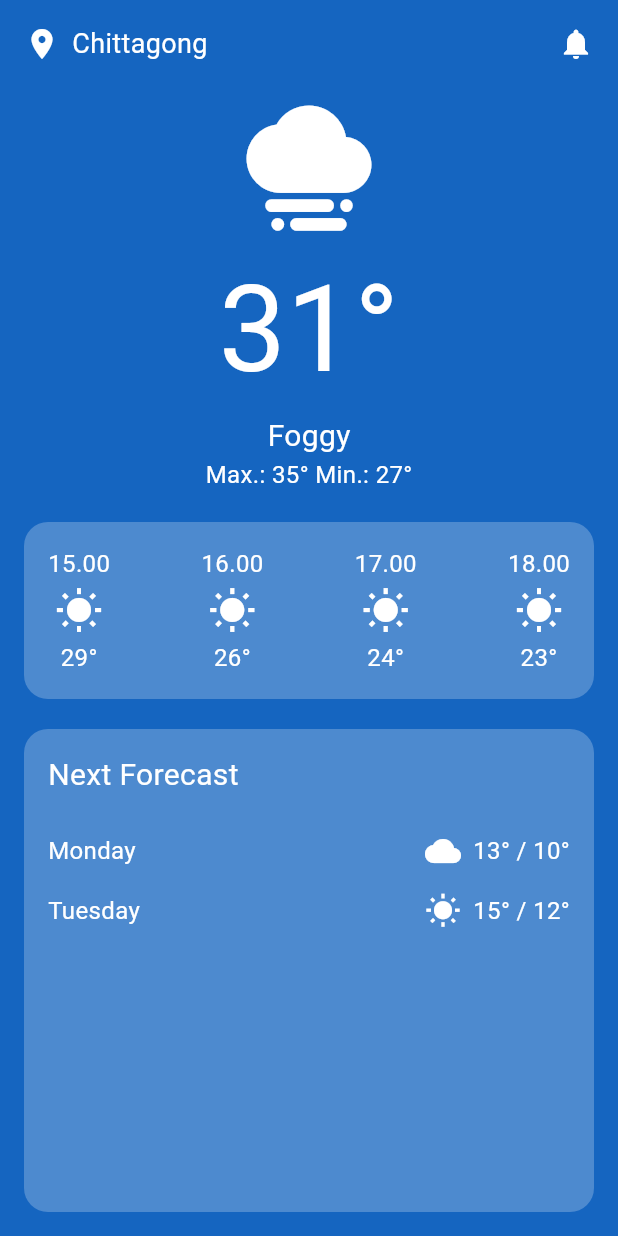
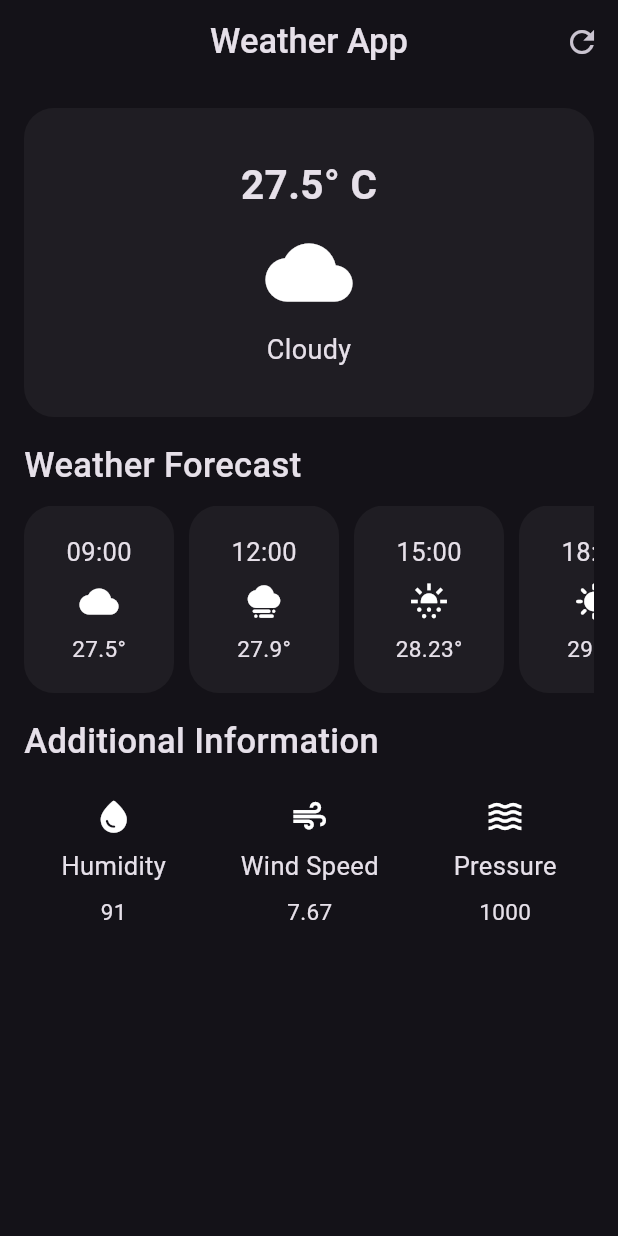
Before and after one commit to DevNadimm/Weather-App, a Flutter app: the screen it shows after launch, on a phone screen of 412 x 824 dp. Run offline on Flutter 3.47's test engine with Material 3 defaults, Android fonts, the phone set to English and light mode, and no system bars.

Commit message:
Ui complete

```diff
--- a/lib/main.dart
+++ b/lib/main.dart
@@ -10,9 +10,10 @@ class MyApp extends StatelessWidget {
 
   @override
   Widget build(BuildContext context) {
-    return const MaterialApp(
+    return MaterialApp(
       debugShowCheckedModeBanner: false,
-      home: WeatherScreen(),
+      home: const WeatherScreen(),
+      theme: ThemeData.dark(),
     );
   }
 }
--- a/lib/weather_screen.dart
+++ b/lib/weather_screen.dart
@@ -1,189 +1,124 @@
-import 'package:flutter/foundation.dart';
 import 'package:flutter/material.dart';
-import 'package:http/http.dart' as http;
+import 'package:weather_app/widgets/additional_info_container.dart';
+import 'package:weather_app/widgets/main_container.dart';
+import 'package:weather_app/widgets/weather_forecast_container.dart';
 
-class WeatherScreen extends StatefulWidget {
+class WeatherScreen extends StatelessWidget {
   const WeatherScreen({super.key});
-
-  @override
-  State<WeatherScreen> createState() => _WeatherScreenState();
-}
-
-class _WeatherScreenState extends State<WeatherScreen> {
-
-  @override
-  void initState() {
-    super.initState();
-    getCurrentWeather();
-  }
-
-  Future getCurrentWeather () async {
-    String cityName = 'Chittagong';
-    final res = await http.get(
-      Uri.parse('https://api.openweathermap.org/data/2.5/weather?q=$cityName&APPID=073e067ecb7de3ac02d3614cca930816'),
-    );
-    if (kDebugMode) {
-      print(res.body);
-    }
-  }
 
   @override
   Widget build(BuildContext context) {
     return Scaffold(
-      backgroundColor: Colors.blue[800],
-      body: SafeArea(
-        child: Padding(
-          padding: const EdgeInsets.all(16.0),
-          child: Column(
-            crossAxisAlignment: CrossAxisAlignment.start,
-            children: [
-              _buildHeader('Chittagong'),
-              const SizedBox(height: 20),
-              _buildTemperatureInfo(Icons.foggy, '31°', 'Foggy', '35°', '27°'),
-              const SizedBox(height: 20),
-              _buildTodayWeather(),
-              const SizedBox(height: 20),
-              _buildNextForecast(),
-            ],
-          ),
+      appBar: AppBar(
+        title: const Text(
+          'Weather App',
+          style: TextStyle(fontSize: 23, fontWeight: FontWeight.w500),
         ),
-      ),
-    );
-  }
-
-  Widget _buildHeader(String location) {
-    return Row(
-      mainAxisAlignment: MainAxisAlignment.spaceBetween,
-      children: [
-        Row(
-          children: [
-            const Icon(Icons.location_on, color: Colors.white),
-            const SizedBox(width: 8),
-            Text(
-              location,
-              style: const TextStyle(color: Colors.white, fontSize: 18),
-            ),
-          ],
-        ),
-        const Icon(Icons.notifications, color: Colors.white),
-      ],
-    );
-  }
-
-  Widget _buildTemperatureInfo(IconData icon, String temp, String weather,
-      String maxTemp, String minTemp) {
-    return Center(
-      child: Column(
-        children: [
-          Icon(icon, color: Colors.white, size: 100),
-          Text(
-            temp,
-            style: const TextStyle(
-              color: Colors.white,
-              fontSize: 80,
-              fontWeight: FontWeight.w400,
-            ),
-          ),
-          Text(
-            weather,
-            style: const TextStyle(color: Colors.white, fontSize: 20),
-          ),
-          Text(
-            'Max.: $maxTemp Min.: $minTemp',
-            style: const TextStyle(color: Colors.white, fontSize: 16),
-          ),
+        centerTitle: true,
+        actions: [
+          IconButton(
+            onPressed: () {},
+            icon: const Icon(Icons.refresh),
+          )
         ],
       ),
-    );
-  }
-
-  Widget _buildTodayWeather() {
-    return Container(
-      padding: const EdgeInsets.all(16),
-      decoration: BoxDecoration(
-        color: Colors.white24,
-        borderRadius: BorderRadius.circular(16),
-      ),
-      child: Row(
-        mainAxisAlignment: MainAxisAlignment.spaceBetween,
-        children: [
-          _buildWeatherInfo('15.00', '29°'),
-          _buildWeatherInfo('16.00', '26°'),
-          _buildWeatherInfo('17.00', '24°', isCurrent: true),
-          _buildWeatherInfo('18.00', '23°'),
-        ],
-      ),
-    );
-  }
-
-  Widget _buildWeatherInfo(String time, String temperature,
-      {bool isCurrent = false}) {
-    return Column(
-      children: [
-        Text(
-          time,
-          style: const TextStyle(color: Colors.white, fontSize: 16),
-        ),
-        const SizedBox(height: 4),
-        Icon(Icons.wb_sunny,
-            color: isCurrent ? Colors.white : Colors.white, size: 32),
-        const SizedBox(height: 4),
-        Text(
-          temperature,
-          style: const TextStyle(color: Colors.white, fontSize: 16),
-        ),
-      ],
-    );
-  }
-
-  Widget _buildNextForecast() {
-    return Expanded(
-      child: Container(
-        padding: const EdgeInsets.all(16),
-        decoration: BoxDecoration(
-          color: Colors.white24,
-          borderRadius: BorderRadius.circular(16),
-        ),
+      body: const Padding(
+        padding: EdgeInsets.all(16),
         child: Column(
           crossAxisAlignment: CrossAxisAlignment.start,
           children: [
-            const Text(
-              'Next Forecast',
-              style: TextStyle(color: Colors.white, fontSize: 20),
+            MainContainer(
+              icon: Icons.cloud,
+              label: 'Cloudy',
+              temp: '27.5° C',
             ),
-            const SizedBox(height: 16),
-            _buildForecastItem('Monday', '13°', '10°', Icons.wb_cloudy),
-            _buildForecastItem('Tuesday', '15°', '12°', Icons.wb_sunny),
-            // Add more forecast items here
+            SizedBox(
+              height: 16,
+            ),
+            Text(
+              'Weather Forecast',
+              style: TextStyle(fontSize: 23, fontWeight: FontWeight.w500),
+            ),
+            SizedBox(
+              height: 10,
+            ),
+            SingleChildScrollView(
+              scrollDirection: Axis.horizontal,
+              child: Row(
+                children: [
+                  WeatherForecastContainer(
+                    icon: Icons.cloud,
+                    time: '09:00',
+                    temp: '27.5°',
+                  ),
+                  SizedBox(
+                    width: 10,
+                  ),
+                  WeatherForecastContainer(
+                    icon: Icons.foggy,
+                    time: '12:00',
+                    temp: '27.9°',
+                  ),
+                  SizedBox(
+                    width: 10,
+                  ),
+                  WeatherForecastContainer(
+                    icon: Icons.sunny_snowing,
+                    time: '15:00',
+                    temp: '28.23°',
+                  ),
+                  SizedBox(
+                    width: 10,
+                  ),
+                  WeatherForecastContainer(
+                    icon: Icons.sunny,
+                    time: '18:00',
+                    temp: '29.1°',
+                  ),
+                  SizedBox(
+                    width: 10,
+                  ),
+                  WeatherForecastContainer(
+                    icon: Icons.cloud,
+                    time: '21:00',
+                    temp: '28.6°',
+                  )
+                ],
+              ),
+            ),
+            SizedBox(
+              height: 16,
+            ),
+            Text(
+              'Additional Information',
+              style: TextStyle(fontSize: 23, fontWeight: FontWeight.w500),
+            ),
+            SizedBox(
+              height: 10,
+            ),
+            Row(
+              mainAxisAlignment: MainAxisAlignment.spaceAround,
+              children: [
+                AdditionalInfoContainer(
+                  icon: Icons.water_drop_rounded,
+                  label: 'Humidity',
+                  num: '91',
+                ),
+                AdditionalInfoContainer(
+                  icon: Icons.air,
+                  label: 'Wind Speed',
+                  num: '7.67',
+                ),
+                AdditionalInfoContainer(
+                  icon: Icons.waves,
+                  label: 'Pressure',
+                  num: '1000',
+                ),
+              ],
+            ),
           ],
         ),
       ),
     );
   }
-
-  Widget _buildForecastItem(
-      String day, String maxTemp, String minTemp, IconData icon) {
-    return Padding(
-      padding: const EdgeInsets.symmetric(vertical: 8.0),
-      child: Row(
-        mainAxisAlignment: MainAxisAlignment.spaceBetween,
-        children: [
-          Text(
-            day,
-            style: const TextStyle(color: Colors.white, fontSize: 16),
-          ),
-          Row(
-            children: [
-              Icon(icon, color: Colors.white),
-              const SizedBox(width: 8),
-              Text(
-                '$maxTemp / $minTemp',
-                style: const TextStyle(color: Colors.white, fontSize: 16),
-              ),
-            ],
-          ),
-        ],
-      ),
-    );
-  }
 }
--- /dev/null
+++ b/lib/widgets/additional_info_container.dart
@@ -0,0 +1,38 @@
+import 'package:flutter/material.dart';
+
+class AdditionalInfoContainer extends StatelessWidget {
+  const AdditionalInfoContainer(
+      {super.key, required this.icon, required this.label, required this.num});
+
+  final IconData icon;
+  final String label;
+  final String num;
+
+  @override
+  Widget build(BuildContext context) {
+    return SizedBox(
+      child: Padding(
+        padding: const EdgeInsets.all(10),
+        child: Column(
+          mainAxisAlignment: MainAxisAlignment.center,
+          children: [
+            Icon(
+              icon,
+              size: 26,
+            ),
+            const SizedBox(height: 8),
+            Text(
+              label,
+              style: const TextStyle(fontSize: 17),
+            ),
+            const SizedBox(height: 8),
+            Text(
+              num,
+              style: const TextStyle(fontSize: 15),
+            )
+          ],
+        ),
+      ),
+    );
+  }
+}
--- /dev/null
+++ b/lib/widgets/main_container.dart
@@ -0,0 +1,41 @@
+import 'package:flutter/material.dart';
+
+class MainContainer extends StatelessWidget {
+  const MainContainer(
+      {super.key, required this.icon, required this.label, required this.temp});
+
+  final IconData icon;
+  final String temp;
+  final String label;
+
+  @override
+  Widget build(BuildContext context) {
+    return Container(
+      height: MediaQuery.sizeOf(context).height * 0.25,
+      width: double.infinity,
+      decoration: BoxDecoration(
+        color: Colors.grey.withOpacity(0.08),
+        borderRadius: BorderRadius.circular(20),
+      ),
+      child: Column(
+        mainAxisAlignment: MainAxisAlignment.center,
+        children: [
+          Text(
+            temp,
+            style: const TextStyle(fontSize: 27,fontWeight: FontWeight.w600),
+          ),
+          const SizedBox(height: 10),
+          Icon(
+            icon,
+            size: 58,
+          ),
+          const SizedBox(height: 10),
+          Text(
+            label,
+            style: const TextStyle(fontSize: 18,fontWeight: FontWeight.w400),
+          ),
+        ],
+      ),
+    );
+  }
+}
--- /dev/null
+++ b/lib/widgets/weather_forecast_container.dart
@@ -0,0 +1,41 @@
+import 'package:flutter/material.dart';
+
+class WeatherForecastContainer extends StatelessWidget {
+  const WeatherForecastContainer(
+      {super.key, required this.icon, required this.time, required this.temp});
+
+  final IconData icon;
+  final String temp;
+  final String time;
+
+  @override
+  Widget build(BuildContext context) {
+    return Container(
+      height: 125,
+      width: 100,
+      decoration: BoxDecoration(
+        color: Colors.grey.withOpacity(0.08),
+        borderRadius: BorderRadius.circular(20),
+      ),
+      child: Column(
+        mainAxisAlignment: MainAxisAlignment.center,
+        children: [
+          Text(
+            time,
+            style: const TextStyle(fontSize: 17),
+          ),
+          const SizedBox(height: 8),
+          Icon(
+            icon,
+            size: 26,
+          ),
+          const SizedBox(height: 8),
+          Text(
+            temp,
+            style: const TextStyle(fontSize: 15),
+          )
+        ],
+      ),
+    );
+  }
+}
```
